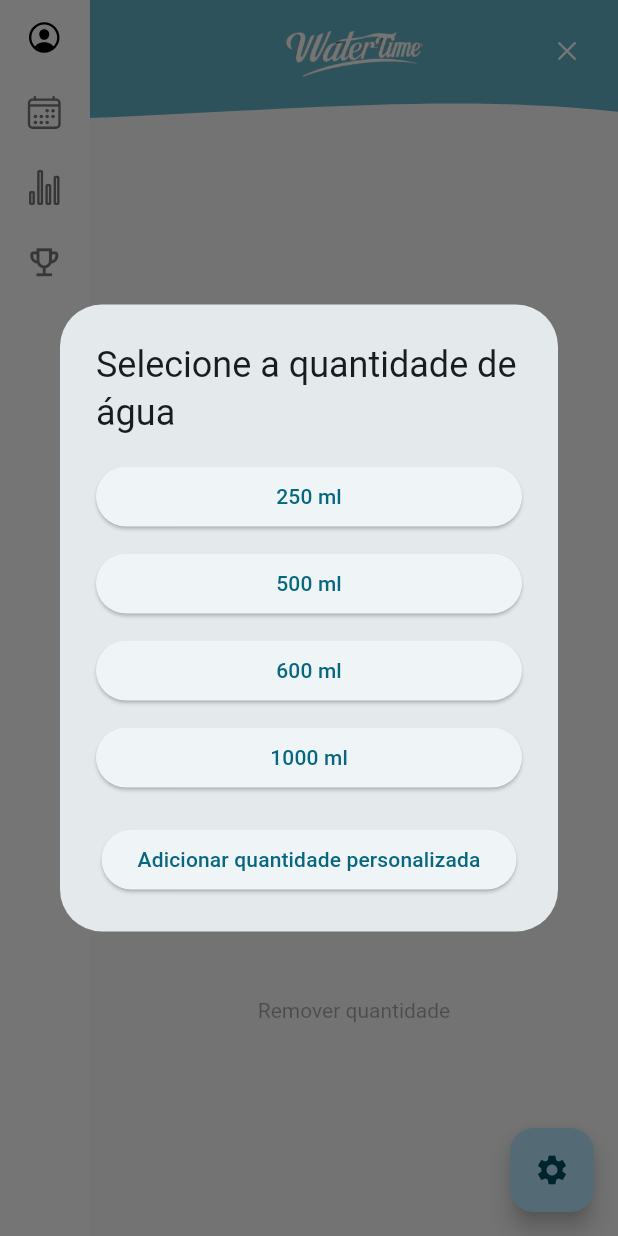
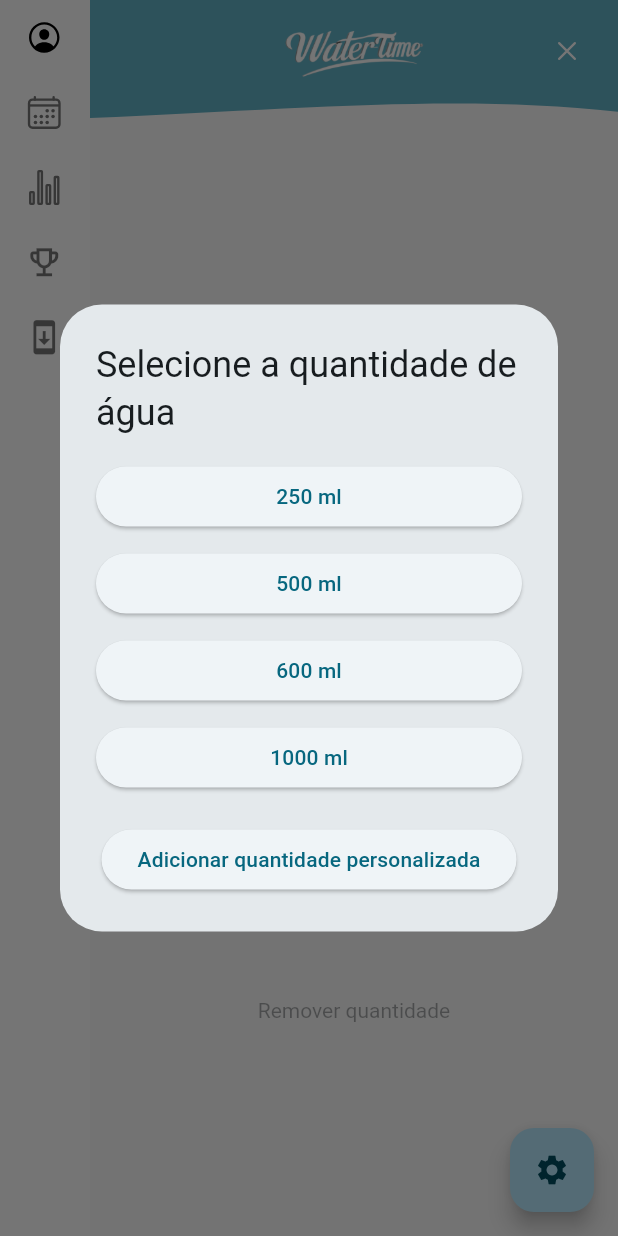
Before and after one commit to JulioHeroZ/WaterTime, a Flutter app: the screen it shows after launch, after a tap on "Adicionar água", on a phone screen of 412 x 824 dp. Run offline on Flutter 3.47's test engine with Material 3 defaults, Android fonts, the light colour scheme and no system bars; drawn by our look-alikes of easy_sidemenu; our stand-ins replace audioplayers, fl_chart, ionicons, shared_preferences; missing offline and left inert: achievement_view, auto_updater, local_notifier, system_tray, window_manager; statements that could not run were skipped.

Commit message:
Correção de bugs, adição do botão de verificar atualização

```diff
--- a/lib/Home Page/water_reminder_home_page.dart
+++ b/lib/Home Page/water_reminder_home_page.dart
@@ -16,6 +16,7 @@ import '../Statistics Page/statistics_page.dart';
 import '../widgets/animated_water_glass.dart';
 import '../achievements/achievement_manager.dart';
 import '../achievements/achievements_page.dart';
+import 'package:auto_updater/auto_updater.dart';
 
 class WaterReminderHomePage extends StatefulWidget {
   final TrayManager trayManager;
@@ -194,6 +195,7 @@ class _WaterReminderHomePageState extends State<WaterReminderHomePage>
       _dailyGoal = data['dailyGoal'] ?? 2000;
       _lastResetDay = DateTime.parse(
           data['lastResetDay'] ?? DateTime.now().toIso8601String());
+      _lastAddedAmount = data['lastAddedAmount'];
 
       _notificationInterval = data['notificationInterval'] ?? 2.0;
       _selectedDays =
@@ -274,6 +276,7 @@ class _WaterReminderHomePageState extends State<WaterReminderHomePage>
       'waterConsumed': _waterConsumed,
       'dailyGoal': _dailyGoal,
       'lastResetDay': _lastResetDay.toIso8601String(),
+      'lastAddedAmount': _lastAddedAmount,
     };
     await DataManager.saveData(data);
   }
@@ -396,6 +399,28 @@ class _WaterReminderHomePageState extends State<WaterReminderHomePage>
                   );
                 },
                 icon: Icon(Icons.emoji_events_outlined),
+              ),
+              SideMenuItem(
+                title: 'Verificar Atualizações',
+                onTap: (index, _) async {
+                  try {
+                    await autoUpdater.checkForUpdates();
+                    ScaffoldMessenger.of(context).showSnackBar(
+                      SnackBar(
+                        content: Text('Verificando atualizações...'),
+                        duration: Duration(seconds: 2),
+                      ),
+                    );
+                  } catch (e) {
+                    ScaffoldMessenger.of(context).showSnackBar(
+                      SnackBar(
+                        content: Text('Erro ao verificar atualizações'),
+                        backgroundColor: Colors.red,
+                      ),
+                    );
+                  }
+                },
+                icon: Icon(Icons.system_update_outlined),
               ),
 
               // Você pode adicionar mais itens aqui
@@ -531,16 +556,12 @@ class _WaterReminderHomePageState extends State<WaterReminderHomePage>
                   ),
                 ],
               ),
-              floatingActionButton: Row(
-                mainAxisAlignment: MainAxisAlignment.end,
-                children: [
-                  FloatingActionButton(
+              floatingActionButton: FloatingActionButton(
                 onPressed: () {
                   Navigator.push(
                     context,
                     MaterialPageRoute(
-                          builder: (context) =>
-                            SettingsPage(onSettingsChanged: () {
+                      builder: (context) => SettingsPage(onSettingsChanged: () {
                         _loadData();
                       }),
                     ),
@@ -548,8 +569,6 @@ class _WaterReminderHomePageState extends State<WaterReminderHomePage>
                 },
                 child: Icon(Icons.settings),
                 heroTag: 'settings',
-                  )
-                ],
               ),
               floatingActionButtonLocation:
                   FloatingActionButtonLocation.endFloat,
--- a/lib/Login Page/login_page.dart
+++ b/lib/Login Page/login_page.dart
@@ -9,7 +9,7 @@ class SignIn extends StatelessWidget {
     Size size = MediaQuery.of(context).size;
     return Scaffold(
       appBar: AppBar(
-        title: Text('Login'),
+        title: const Text('Login'),
         backgroundColor: Colors.transparent,
       ),
       body: Container(
--- a/lib/achievements/achievement_manager.dart
+++ b/lib/achievements/achievement_manager.dart
@@ -42,7 +42,16 @@ class Achievement {
 }
 
 class AchievementManager {
-  static final GlobalKey<NavigatorState> navigatorKey = GlobalKey<NavigatorState>();
+  static final GlobalKey<NavigatorState> navigatorKey =
+      GlobalKey<NavigatorState>();
+
+  static Future<void> initializeAchievements() async {
+    final prefs = await SharedPreferences.getInstance();
+    for (var achievement in achievements) {
+      achievement.isUnlocked =
+          prefs.getBool('achievement_${achievement.id}') ?? false;
+    }
+  }
 
   static final List<Achievement> achievements = [
     Achievement(
@@ -75,6 +84,10 @@ class AchievementManager {
     final prefs = await SharedPreferences.getInstance();
     final achievement = achievements.firstWhere((a) => a.id == achievementId);
 
+    // Verifica se já está desbloqueada
+    achievement.isUnlocked =
+        prefs.getBool('achievement_${achievement.id}') ?? false;
+
     if (!achievement.isUnlocked) {
       achievement.isUnlocked = true;
       await prefs.setBool('achievement_${achievement.id}', true);
@@ -82,7 +95,8 @@ class AchievementManager {
     }
   }
 
-  static Future<void> _showAchievementNotification(Achievement achievement) async {
+  static Future<void> _showAchievementNotification(
+      Achievement achievement) async {
     final context = navigatorKey.currentContext;
     if (context != null) {
       await SoundManager.playSound('achievement');
@@ -111,8 +125,7 @@ class AchievementManager {
           isCircle: false,
           listener: (status) {
             print(status);
-        }
-      ).show(context);
+          }).show(context);
     }
   }
 
--- a/lib/data_manager.dart
+++ b/lib/data_manager.dart
@@ -68,6 +68,8 @@ class DataManager {
     // Toca o som de adição de água
     if (amount > 0) {
       await SoundManager.playSound('add_water');
+      // Verifica a primeira conquista
+      await AchievementManager.checkAchievement('first_water');
     } else {
       await SoundManager.playSound('remove_water');
     }
--- a/lib/main.dart
+++ b/lib/main.dart
@@ -4,19 +4,24 @@ import 'package:auto_updater/auto_updater.dart';
 import 'water_reminder_app.dart';
 import 'tray_manager.dart';
 import 'notification_manager.dart';
+import 'achievements/achievement_manager.dart';
 
 void main() async {
   WidgetsFlutterBinding.ensureInitialized();
 
+  // Inicializa as conquistas
+  await AchievementManager.initializeAchievements();
+
   // Configuração do auto updater
-  String feedURL = 'https://raw.githubusercontent.com/JulioHeroZ/WaterTime/release/dist/appcast.xml'; // URL do seu servidor de updates
+  String feedURL =
+      'https://raw.githubusercontent.com/JulioHeroZ/WaterTime/release/dist/appcast.xml'; // URL do seu servidor de updates
   await autoUpdater.setFeedURL(feedURL);
   await autoUpdater.checkForUpdates(); // Verifica updates ao iniciar
   await autoUpdater.setScheduledCheckInterval(3600); // Verifica a cada 1 hora
 
   await windowManager.ensureInitialized();
 
-  WindowOptions windowOptions = WindowOptions(
+  WindowOptions windowOptions = const WindowOptions(
     size: Size(400, 700),
     center: true,
     backgroundColor: Colors.transparent,
--- a/pubspec.yaml
+++ b/pubspec.yaml
@@ -30,13 +30,13 @@ environment:
 dependencies:
   flutter:
     sdk: flutter
+  shared_preferences: ^2.2.2
 
   # The following adds the Cupertino Icons font to your application.
   # Use with the CupertinoIcons class for iOS style icons.
   cupertino_icons: ^1.0.8
   system_tray: ^2.0.3
   window_manager: ^0.3.0
-  shared_preferences: ^2.2.2
   path_provider: ^2.0.15
   win32: ^3.0.0
   ffi: ^2.0.1
```
Also changed, not shown: lib/History Page/history_page.dart (+7 -5 lines), lib/achievements/achievements_page.dart (+23 -1 lines). Lines whose indentation alone changed are shown as unchanged.
